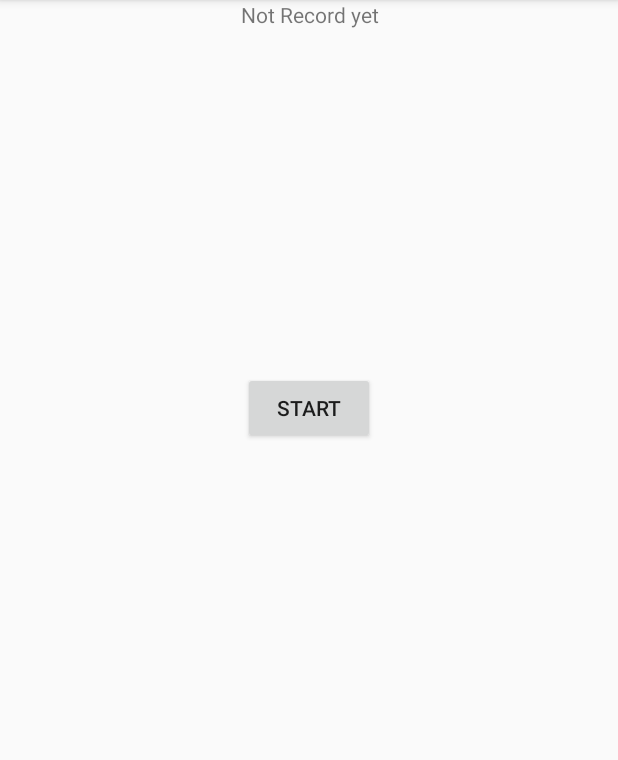
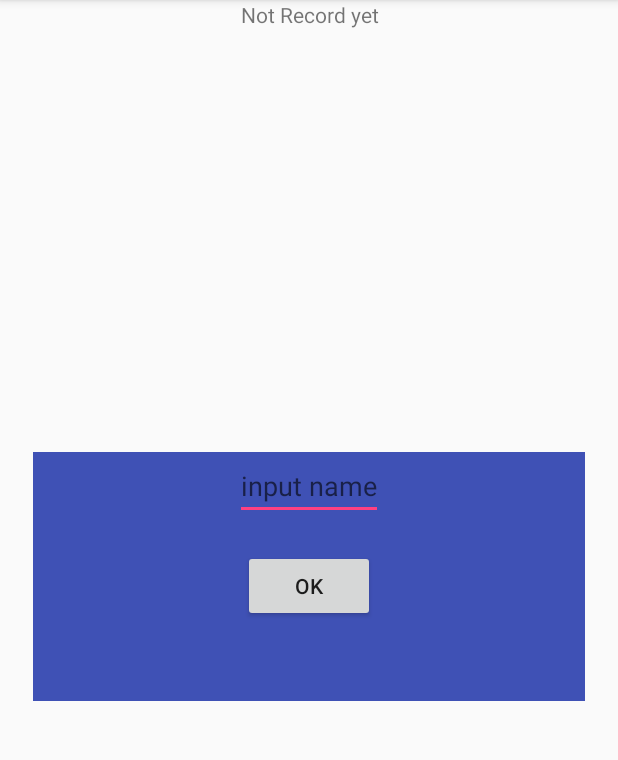
Before and after one commit to u3shadow/AudioAndVideo, an Android app: the screen it shows after launch (RecordAudioActivity), after a tap on "STOP", on a phone screen of 412 x 824 dp, the part 84-844 px from its top. Run offline under Robolectric (Android 15) with nearby library versions, the phone set to English and light mode, and no system bars; our stand-ins replace data binding; 1 other tap on this screen came first.

Commit message:
update name input ui for audio record

```diff
--- a/app/src/main/java/com/u3coding/playerandrecoder/audiorecoder/RecordAudioActivity.java
+++ b/app/src/main/java/com/u3coding/playerandrecoder/audiorecoder/RecordAudioActivity.java
@@ -34,10 +34,18 @@ public class RecordAudioActivity extends AppCompatActivity implements View.OnCli
                 break;
             case R.id.bt_stop:
                 viewModel.stop();
-                viewModel.saveAACFile("test");
                 v.setVisibility(View.INVISIBLE);
-                findViewById(R.id.bt_start).setVisibility(View.VISIBLE);
+                findViewById(R.id.ll_name).setVisibility(View.VISIBLE);
                 break;
+            case R.id.bt_name:
+                String name = ((EditText)findViewById(R.id.et_name)).getText().toString();
+                if (!name.isEmpty()){
+                    viewModel.saveAACFile(name);
+                    findViewById(R.id.ll_name).setVisibility(View.INVISIBLE);
+                    findViewById(R.id.bt_start).setVisibility(View.VISIBLE);
+                }else{
+                    Snackbar.make(findViewById(R.id.bt_start),"empty name",Snackbar.LENGTH_LONG).show();
+                }
             default:break;
         }
     }
--- a/app/src/main/res/layout/activity_record_audio.xml
+++ b/app/src/main/res/layout/activity_record_audio.xml
@@ -51,5 +51,40 @@
         app:layout_constraintTop_toTopOf="parent"
         app:layout_constraintVertical_bias="1.0" />
 
+    <LinearLayout
+        android:id="@+id/ll_name"
+        android:layout_width="368dp"
+        android:layout_height="166dp"
+        android:layout_marginBottom="8dp"
+        android:layout_marginEnd="8dp"
+        android:layout_marginStart="8dp"
+        android:layout_marginTop="8dp"
+        android:orientation="vertical"
+        android:visibility="invisible"
+        android:background="@color/colorPrimary"
+        app:layout_constraintBottom_toBottomOf="parent"
+        app:layout_constraintEnd_toEndOf="parent"
+        app:layout_constraintStart_toStartOf="parent"
+        app:layout_constraintTop_toTopOf="parent"
+        tools:ignore="MissingConstraints">
+
+        <EditText
+            android:id="@+id/et_name"
+            android:layout_width="wrap_content"
+            android:layout_height="wrap_content"
+            android:inputType="text"
+            android:layout_gravity="center_horizontal"
+            android:hint="@string/input_name" />
+
+        <Button
+            android:id="@+id/bt_name"
+            android:layout_width="wrap_content"
+            android:layout_height="wrap_content"
+            android:layout_gravity="center_horizontal"
+            android:layout_marginTop="20dp"
+            android:onClick="onClick"
+            android:text="@string/ok" />
+    </LinearLayout>
+
 </android.support.constraint.ConstraintLayout>
 </layout>
--- a/app/src/main/res/values/strings.xml
+++ b/app/src/main/res/values/strings.xml
@@ -7,4 +7,6 @@
     <string name="stop">stop</string>
     <string name="recording">recording</string>
     <string name="emptyname">Please input name</string>
+    <string name="ok">OK</string>
+    <string name="input_name">input name</string>
 </resources>
```
Also changed, not shown: app/src/main/res/layout/name_type_layout.xml (deleted, +0 -29 lines).
